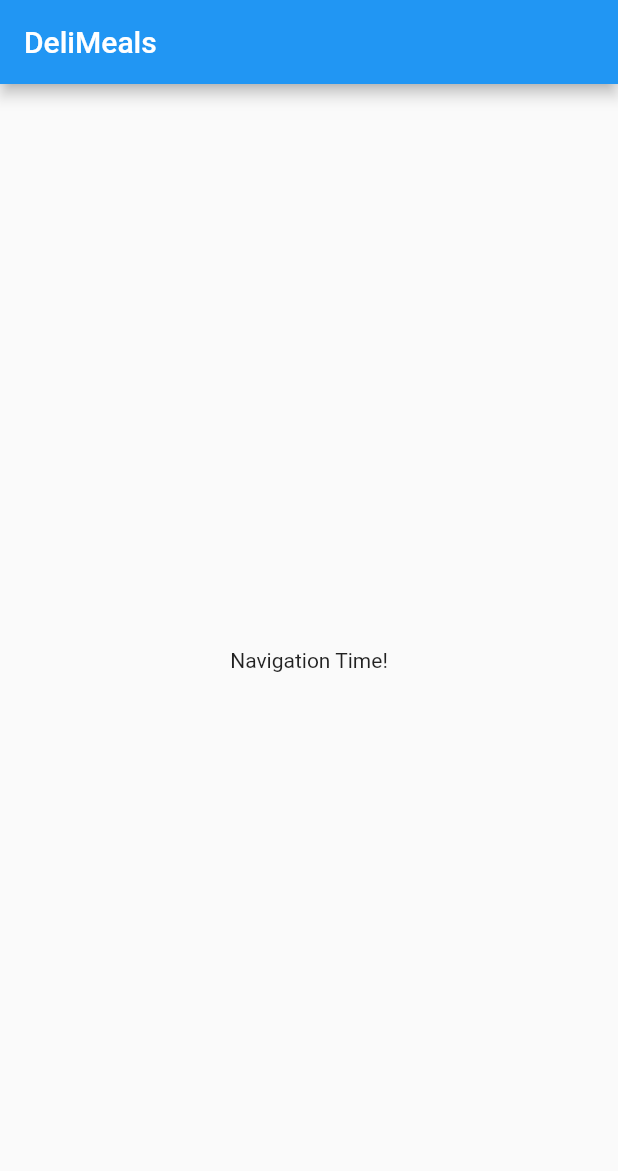
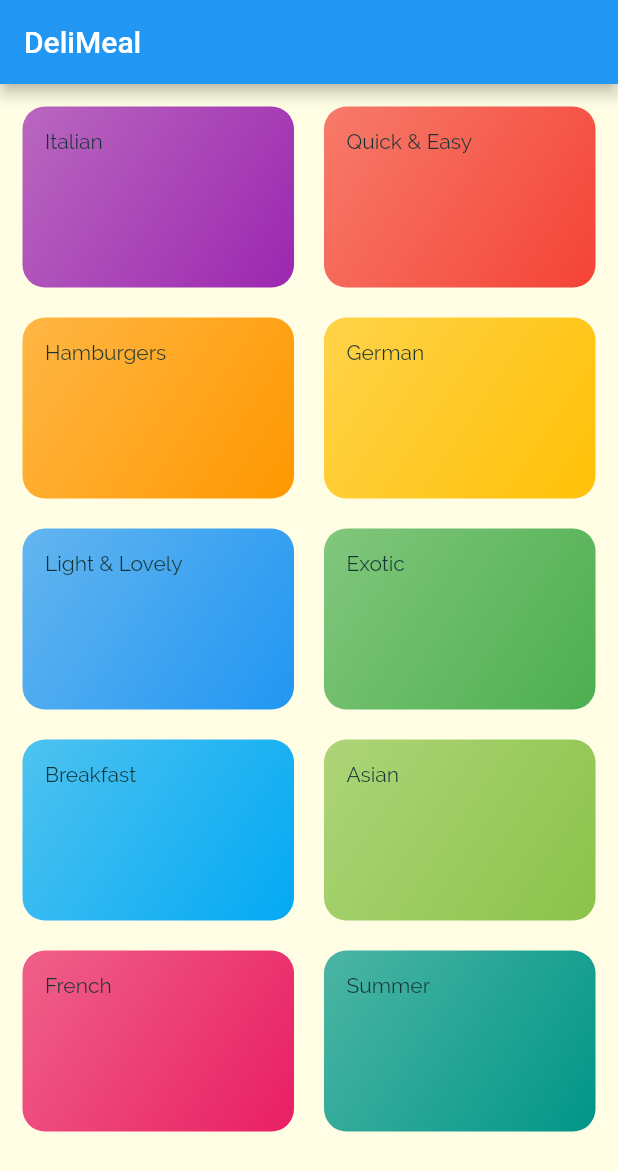
Before and after one commit to HaMinhThien-IT/meals-app, a Flutter app: the screen it shows after launch, on a phone screen of 412 x 824 dp. Shown: the top 1171 px of the screen. Run offline on Flutter 3.47's test engine with Material 2 defaults, Android fonts, the phone set to English and light mode, and no system bars.

Commit message:
commit 3/8

```diff
--- /dev/null
+++ b/lib/categories_screen.dart
@@ -0,0 +1,25 @@
+import 'package:flutter/material.dart';
+import 'package:meals_app/dummy_data.dart';
+// import './models/category.dart';
+import './category_item.dart';
+
+class CategoriesScreen extends StatelessWidget {
+  const CategoriesScreen({Key? key}) : super(key: key);
+
+  @override
+  Widget build(BuildContext context) {
+    return Scaffold(
+        appBar: AppBar(title: const Text('DeliMeal')),
+        body: GridView(
+          padding: const EdgeInsets.all(15),
+          gridDelegate: const SliverGridDelegateWithMaxCrossAxisExtent(
+              maxCrossAxisExtent: 200,
+              childAspectRatio: 3 / 2,
+              crossAxisSpacing: 20,
+              mainAxisSpacing: 20),
+          children: DUMMY_CATEGORIES.map((catData) {
+            return CategoryItem(title: catData.title, color: catData.color);
+          }).toList(),
+        ));
+  }
+}
--- /dev/null
+++ b/lib/category_item.dart
@@ -0,0 +1,23 @@
+import 'package:flutter/material.dart';
+
+class CategoryItem extends StatelessWidget {
+  final String title;
+  final Color color;
+
+  const CategoryItem({Key? key, required this.title, required this.color})
+      : super(key: key);
+
+  @override
+  Widget build(BuildContext context) {
+    return Container(
+      padding: const EdgeInsets.all(15),
+      decoration: BoxDecoration(
+          gradient: LinearGradient(
+              colors: [color.withOpacity(0.7), color],
+              begin: Alignment.topLeft,
+              end: Alignment.bottomRight),
+          borderRadius: BorderRadius.circular(15)),
+      child: Text(title),
+    );
+  }
+}
--- /dev/null
+++ b/lib/dummy_data.dart
@@ -0,0 +1,57 @@
+import 'package:flutter/material.dart';
+
+import './models/category.dart';
+
+// ignore: constant_identifier_names
+const DUMMY_CATEGORIES = [
+  Category(
+    id: 'c1',
+    title: 'Italian',
+    color: Colors.purple,
+  ),
+  Category(
+    id: 'c2',
+    title: 'Quick & Easy',
+    color: Colors.red,
+  ),
+  Category(
+    id: 'c3',
+    title: 'Hamburgers',
+    color: Colors.orange,
+  ),
+  Category(
+    id: 'c4',
+    title: 'German',
+    color: Colors.amber,
+  ),
+  Category(
+    id: 'c5',
+    title: 'Light & Lovely',
+    color: Colors.blue,
+  ),
+  Category(
+    id: 'c6',
+    title: 'Exotic',
+    color: Colors.green,
+  ),
+  Category(
+    id: 'c7',
+    title: 'Breakfast',
+    color: Colors.lightBlue,
+  ),
+  Category(
+    id: 'c8',
+    title: 'Asian',
+    color: Colors.lightGreen,
+  ),
+  Category(
+    id: 'c9',
+    title: 'French',
+    color: Colors.pink,
+  ),
+  Category(
+    id: 'c10',
+    title: 'Summer',
+    color: Colors.teal,
+  ),
+];
--- a/lib/main.dart
+++ b/lib/main.dart
@@ -1,4 +1,5 @@
 import 'package:flutter/material.dart';
+import 'package:meals_app/categories_screen.dart';
 
 void main() => runApp(MyApp());
 
@@ -10,9 +11,28 @@ class MyApp extends StatelessWidget {
     return MaterialApp(
       title: 'DeliMeals',
       theme: ThemeData(
+        fontFamily: 'Raleway',
         primarySwatch: Colors.blue,
+        colorScheme: ColorScheme.fromSwatch()
+            .copyWith(primary: Colors.blue, secondary: Colors.amber),
+        canvasColor: const Color.fromRGBO(255, 254, 229, 1),
+        textTheme: ThemeData.light().textTheme.copyWith(
+              bodyLarge: const TextStyle(
+                color: Color.fromRGBO(20, 51, 51, 1),
+              ),
+              bodyMedium: const TextStyle(
+                color: Color.fromRGBO(20, 51, 51, 1),
+              ),
+              bodySmall: const TextStyle(
+                color: Color.fromRGBO(20, 51, 51, 1),
+              ),
+              titleMedium: const TextStyle(
+                fontFamily: 'Raleway',
+                fontSize: 24,
+              ),
+            ),
       ),
-      home: const MyHomePage(),
+      home: const CategoriesScreen(),
     );
   }
 }
--- /dev/null
+++ b/lib/models/category.dart
@@ -0,0 +1,9 @@
+import 'package:flutter/material.dart';
+
+class Category {
+  final String id;
+  final String title;
+  final Color color;
+  const Category(
+      {required this.id, required this.title, this.color = Colors.orange});
+}
```
Also changed, not shown: pubspec.yaml (+19 -14 lines), assets/fonts/Raleway-Black.ttf (added), assets/fonts/Raleway-Bold.ttf (added), assets/fonts/Raleway-Regular.ttf (added), assets/fonts/RobotoCondensed-Bold.ttf (added), assets/fonts/RobotoCondensed-Italic.ttf (added), assets/fonts/RobotoCondensed-Light.ttf (added), assets/fonts/RobotoCondensed-Regular.ttf (added), 38 other files.
